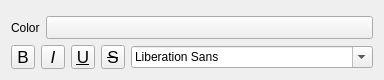
Above: src/ui/qgsformlabelformatwidget.ui from qgis/QGIS before the change. Below: the same form after it.
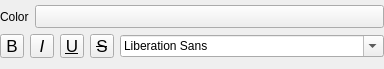
That is the form after the change. Custom widgets are drawn as their Qt base class.

Diff of the .ui file:
```diff
--- a/src/ui/qgsformlabelformatwidget.ui
+++ b/src/ui/qgsformlabelformatwidget.ui
@@ -7,7 +7,7 @@
     <x>0</x>
     <y>0</y>
     <width>384</width>
-    <height>77</height>
+    <height>69</height>
    </rect>
   </property>
   <property name="sizePolicy">
@@ -20,6 +20,18 @@
    <string notr="true">Form</string>
   </property>
   <layout class="QGridLayout" name="gridLayout">
+   <property name="leftMargin">
+    <number>0</number>
+   </property>
+   <property name="topMargin">
+    <number>0</number>
+   </property>
+   <property name="rightMargin">
+    <number>0</number>
+   </property>
+   <property name="bottomMargin">
+    <number>0</number>
+   </property>
    <item row="0" column="0" colspan="2">
     <widget class="QFrame" name="horizontalFrame_2">
      <layout class="QVBoxLayout" name="verticalLayout_2">
```
